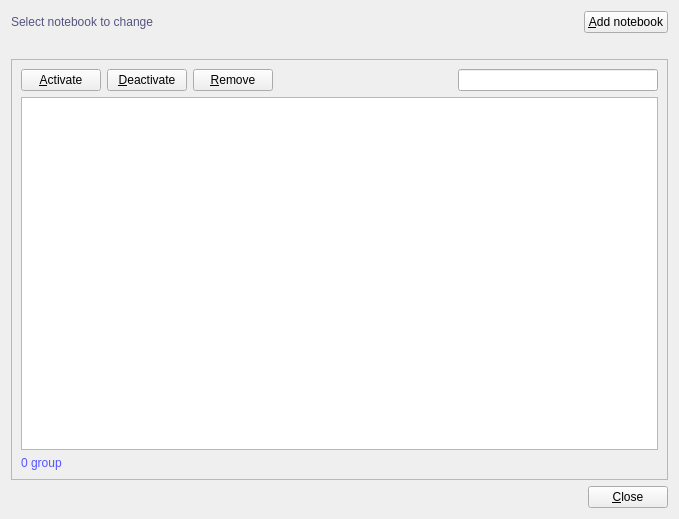
Above: code/c++/gui/qt4/crud-2/resources/ui/notebook.ui from nycholas/nycholas before the change. Below: the same form after it.
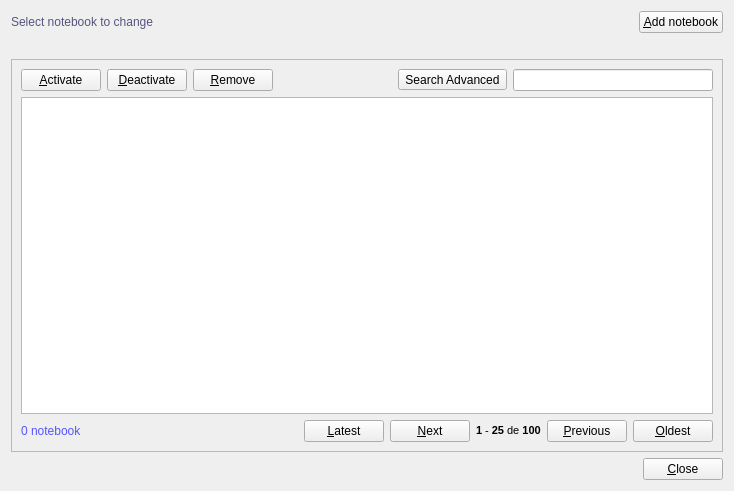
That is the form after the change. Icons and pictures are not drawn.

Diff of the .ui file:
```diff
--- a/code/c++/gui/qt4/crud-2/resources/ui/notebook.ui
+++ b/code/c++/gui/qt4/crud-2/resources/ui/notebook.ui
@@ -6,8 +6,8 @@
    <rect>
     <x>0</x>
     <y>0</y>
-    <width>679</width>
-    <height>519</height>
+    <width>734</width>
+    <height>491</height>
    </rect>
   </property>
   <property name="windowTitle">
@@ -17,8 +17,8 @@
    <iconset resource="resources.qrc">
     <normaloff>:/default/static/default/icons/22x22/face-devilish.png</normaloff>:/default/static/default/icons/22x22/face-devilish.png</iconset>
   </property>
-  <layout class="QGridLayout" name="gridLayout">
-   <item row="0" column="0" colspan="2">
+  <layout class="QGridLayout" name="gridLayout_2">
+   <item row="0" column="0">
     <layout class="QHBoxLayout" name="horizontalLayout_2">
      <item>
       <widget class="QLabel" name="titleLabel">
@@ -60,7 +60,14 @@
      </item>
     </layout>
    </item>
-   <item row="2" column="0" colspan="2">
+   <item row="1" column="0">
+    <widget class="QLabel" name="statusLabel">
+     <property name="text">
+      <string/>
+     </property>
+    </widget>
+   </item>
+   <item row="2" column="0">
     <widget class="QFrame" name="frame">
      <property name="frameShape">
       <enum>QFrame::StyledPanel</enum>
@@ -68,9 +75,9 @@
      <property name="frameShadow">
       <enum>QFrame::Raised</enum>
      </property>
-     <layout class="QGridLayout" name="gridLayout_2">
+     <layout class="QGridLayout" name="gridLayout">
       <item row="0" column="0">
-       <layout class="QHBoxLayout" name="horizontalLayout">
+       <layout class="QHBoxLayout" name="horizontalLayout_3">
         <item>
          <widget class="QPushButton" name="activatePushButton">
           <property name="text">
@@ -127,15 +134,18 @@
          </spacer>
         </item>
         <item>
-         <widget class="QLabel" name="label">
+         <widget class="QToolButton" name="searchAdvancedToolButton">
           <property name="text">
-           <string/>
+           <string>Search Advanced</string>
           </property>
           <property name="pixmap">
            <pixmap resource="resources.qrc">:/default/static/default/icons/22x22/page-zoom.png</pixmap>
           </property>
-          <property name="buddy">
-           <cstring>searchLineEdit</cstring>
+          <property name="shortcut">
+           <string>Ctrl+K</string>
+          </property>
+          <property name="checkable">
+           <bool>true</bool>
           </property>
          </widget>
         </item>
@@ -151,9 +161,6 @@
            <string notr="true">color: rgb(170, 170, 255); 
 font: oblique 8pt &quot;DejaVu Sans Mono&quot;;</string>
           </property>
-          <property name="text">
-           <string/>
-          </property>
           <property name="dragEnabled">
            <bool>true</bool>
           </property>
@@ -172,51 +179,132 @@
        </widget>
       </item>
       <item row="2" column="0">
-       <widget class="QLabel" name="statusNotebookTableViewLabel">
-        <property name="styleSheet">
-         <string notr="true">color: rgb(85, 85, 255);</string>
-        </property>
-        <property name="text">
-         <string>0 group</string>
-        </property>
-       </widget>
+       <layout class="QHBoxLayout" name="horizontalLayout">
+        <item>
+         <widget class="QLabel" name="statusNotebookTableViewLabel">
+          <property name="styleSheet">
+           <string notr="true">color: rgb(85, 85, 255);</string>
+          </property>
+          <property name="text">
+           <string>0 notebook</string>
+          </property>
+         </widget>
+        </item>
+        <item>
+         <spacer name="horizontalSpacer_4">
+          <property name="orientation">
+           <enum>Qt::Horizontal</enum>
+          </property>
+          <property name="sizeHint" stdset="0">
+           <size>
+            <width>40</width>
+            <height>20</height>
+           </size>
+          </property>
+         </spacer>
+        </item>
+        <item>
+         <widget class="QPushButton" name="latestPushButton">
+          <property name="text">
+           <string>&amp;Latest</string>
+          </property>
+          <property name="icon">
+           <iconset resource="resources.qrc">
+            <normaloff>:/default/static/default/icons/22x22/go-previous-view.png</normaloff>:/default/static/default/icons/22x22/go-previous-view.png</iconset>
+          </property>
+          <property name="shortcut">
+           <string>Ctrl+Shift+Left, Ctrl+Shift+PgUp</string>
+          </property>
+         </widget>
+        </item>
+        <item>
+         <widget class="QPushButton" name="nextPushButton">
+          <property name="text">
+           <string>&amp;Next</string>
+          </property>
+          <property name="icon">
+           <iconset resource="resources.qrc">
+            <normaloff>:/default/static/default/icons/22x22/go-previous.png</normaloff>:/default/static/default/icons/22x22/go-previous.png</iconset>
+          </property>
+          <property name="shortcut">
+           <string>Ctrl+Left, Ctrl+PgUp</string>
+          </property>
+         </widget>
+        </item>
+        <item>
+         <widget class="QLabel" name="statusPaginationLabel">
+          <property name="text">
+           <string>&lt;!DOCTYPE HTML PUBLIC &quot;-//W3C//DTD HTML 4.0//EN&quot; &quot;http://www.w3.org/TR/REC-html40/strict.dtd&quot;&gt;
+&lt;html&gt;&lt;head&gt;&lt;meta name=&quot;qrichtext&quot; content=&quot;1&quot; /&gt;&lt;style type=&quot;text/css&quot;&gt;
+p, li { white-space: pre-wrap; }
+&lt;/style&gt;&lt;/head&gt;&lt;body style=&quot; font-family:'DejaVu Sans Mono'; font-size:8pt; font-weight:400; font-style:normal;&quot;&gt;
+&lt;p style=&quot; margin-top:0px; margin-bottom:0px; margin-left:0px; margin-right:0px; -qt-block-indent:0; text-indent:0px;&quot;&gt;&lt;span style=&quot; font-weight:600;&quot;&gt;1&lt;/span&gt; - &lt;span style=&quot; font-weight:600;&quot;&gt;25&lt;/span&gt; de &lt;span style=&quot; font-weight:600;&quot;&gt;100&lt;/span&gt;&lt;/p&gt;&lt;/body&gt;&lt;/html&gt;</string>
+          </property>
+         </widget>
+        </item>
+        <item>
+         <widget class="QPushButton" name="previousPushButton">
+          <property name="text">
+           <string>&amp;Previous</string>
+          </property>
+          <property name="icon">
+           <iconset resource="resources.qrc">
+            <normaloff>:/default/static/default/icons/22x22/go-next.png</normaloff>:/default/static/default/icons/22x22/go-next.png</iconset>
+          </property>
+          <property name="shortcut">
+           <string>Ctrl+Right, Ctrl+PgDown</string>
+          </property>
+         </widget>
+        </item>
+        <item>
+         <widget class="QPushButton" name="oldestPushButton">
+          <property name="text">
+           <string>&amp;Oldest</string>
+          </property>
+          <property name="icon">
+           <iconset resource="resources.qrc">
+            <normaloff>:/default/static/default/icons/22x22/go-next-view.png</normaloff>:/default/static/default/icons/22x22/go-next-view.png</iconset>
+          </property>
+          <property name="shortcut">
+           <string>Ctrl+Shift+Right, Ctrl+Shift+PgDown</string>
+          </property>
+         </widget>
+        </item>
+       </layout>
       </item>
      </layout>
     </widget>
    </item>
-   <item row="3" column="1">
-    <widget class="QPushButton" name="closePushButton">
-     <property name="text">
-      <string>&amp;Close</string>
-     </property>
-     <property name="icon">
-      <iconset resource="resources.qrc">
-       <normaloff>:/default/static/default/icons/22x22/window-close.png</normaloff>:/default/static/default/icons/22x22/window-close.png</iconset>
-     </property>
-     <property name="shortcut">
-      <string>Ctrl+W</string>
-     </property>
-    </widget>
-   </item>
    <item row="3" column="0">
-    <spacer name="horizontalSpacer_3">
-     <property name="orientation">
-      <enum>Qt::Horizontal</enum>
-     </property>
-     <property name="sizeHint" stdset="0">
-      <size>
-       <width>40</width>
-       <height>20</height>
-      </size>
-     </property>
-    </spacer>
-   </item>
-   <item row="1" column="0" colspan="2">
-    <widget class="QLabel" name="statusLabel">
-     <property name="text">
-      <string/>
-     </property>
-    </widget>
+    <layout class="QHBoxLayout" name="horizontalLayout_4">
+     <item>
+      <spacer name="horizontalSpacer_3">
+       <property name="orientation">
+        <enum>Qt::Horizontal</enum>
+       </property>
+       <property name="sizeHint" stdset="0">
+        <size>
+         <width>40</width>
+         <height>20</height>
+        </size>
+       </property>
+      </spacer>
+     </item>
+     <item>
+      <widget class="QPushButton" name="closePushButton">
+       <property name="text">
+        <string>&amp;Close</string>
+       </property>
+       <property name="icon">
+        <iconset resource="resources.qrc">
+         <normaloff>:/default/static/default/icons/22x22/window-close.png</normaloff>:/default/static/default/icons/22x22/window-close.png</iconset>
+       </property>
+       <property name="shortcut">
+        <string>Ctrl+W</string>
+       </property>
+      </widget>
+     </item>
+    </layout>
    </item>
   </layout>
  </widget>
```
Left out of the diff: 6 changed lines with no effect on the pictures.
